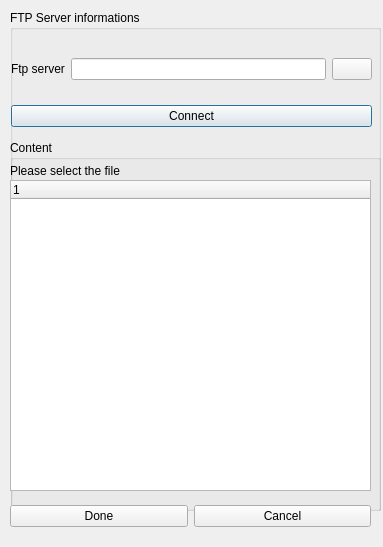
The window that code/nel/tools/3d/object_viewer_qt/src/plugins/translation_manager/ftp_selection.ui (ryzom/ryzomcore) describes before a commit, drawn with Qt 5.
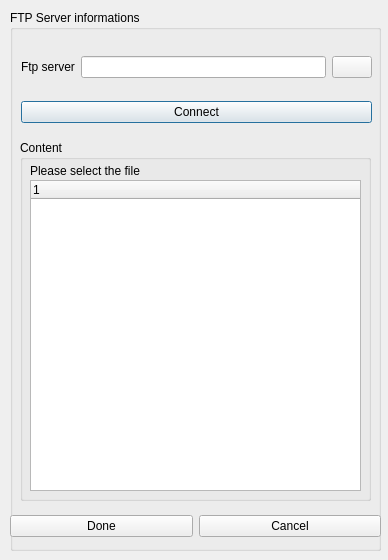
The same window after the commit. Icons and pictures are not drawn.

```diff
--- a/code/nel/tools/3d/object_viewer_qt/src/plugins/translation_manager/ftp_selection.ui
+++ b/code/nel/tools/3d/object_viewer_qt/src/plugins/translation_manager/ftp_selection.ui
@@ -6,8 +6,8 @@
    <rect>
     <x>0</x>
     <y>0</y>
-    <width>383</width>
-    <height>547</height>
+    <width>388</width>
+    <height>560</height>
    </rect>
   </property>
   <property name="windowTitle">
@@ -19,7 +19,7 @@
      <x>10</x>
      <y>10</y>
      <width>371</width>
-     <height>501</height>
+     <height>541</height>
     </rect>
    </property>
    <property name="title">
@@ -28,10 +28,10 @@
    <widget class="QGroupBox" name="groupBox_2">
     <property name="geometry">
      <rect>
-      <x>0</x>
+      <x>10</x>
       <y>130</y>
-      <width>371</width>
-      <height>411</height>
+      <width>351</width>
+      <height>361</height>
      </rect>
     </property>
     <property name="title">
@@ -40,7 +40,7 @@
     <widget class="QLabel" name="label_4">
      <property name="geometry">
       <rect>
-       <x>0</x>
+       <x>10</x>
        <y>20</y>
        <width>141</width>
        <height>21</height>
@@ -53,9 +53,9 @@
     <widget class="QTreeWidget" name="fileList">
      <property name="geometry">
       <rect>
-       <x>0</x>
+       <x>10</x>
        <y>40</y>
-       <width>361</width>
+       <width>331</width>
        <height>311</height>
       </rect>
      </property>
@@ -69,10 +69,10 @@
    <widget class="QWidget" name="layoutWidget">
     <property name="geometry">
      <rect>
-      <x>1</x>
+      <x>11</x>
       <y>29</y>
-      <width>361</width>
-      <height>107</height>
+      <width>351</width>
+      <height>101</height>
      </rect>
     </property>
     <layout class="QGridLayout" name="gridLayout">
@@ -98,17 +98,20 @@
        <property name="text">
         <string/>
        </property>
+       <property name="icon">
+        <iconset resource="ftp_selection.qrc">
+         <normaloff>:/translationManager/images/cdtoparent.png</normaloff>:/translationManager/images/cdtoparent.png</iconset>
+       </property>
       </widget>
      </item>
     </layout>
    </widget>
-  </widget>
   <widget class="QWidget" name="layoutWidget">
    <property name="geometry">
     <rect>
-     <x>10</x>
+      <x>0</x>
      <y>500</y>
-     <width>361</width>
+      <width>371</width>
      <height>33</height>
     </rect>
    </property>
@@ -130,6 +133,9 @@
    </layout>
   </widget>
  </widget>
- <resources/>
+ </widget>
+ <resources>
+  <include location="ftp_selection.qrc"/>
+ </resources>
  <connections/>
 </ui>
```
Lines whose indentation alone changed are shown as unchanged.
